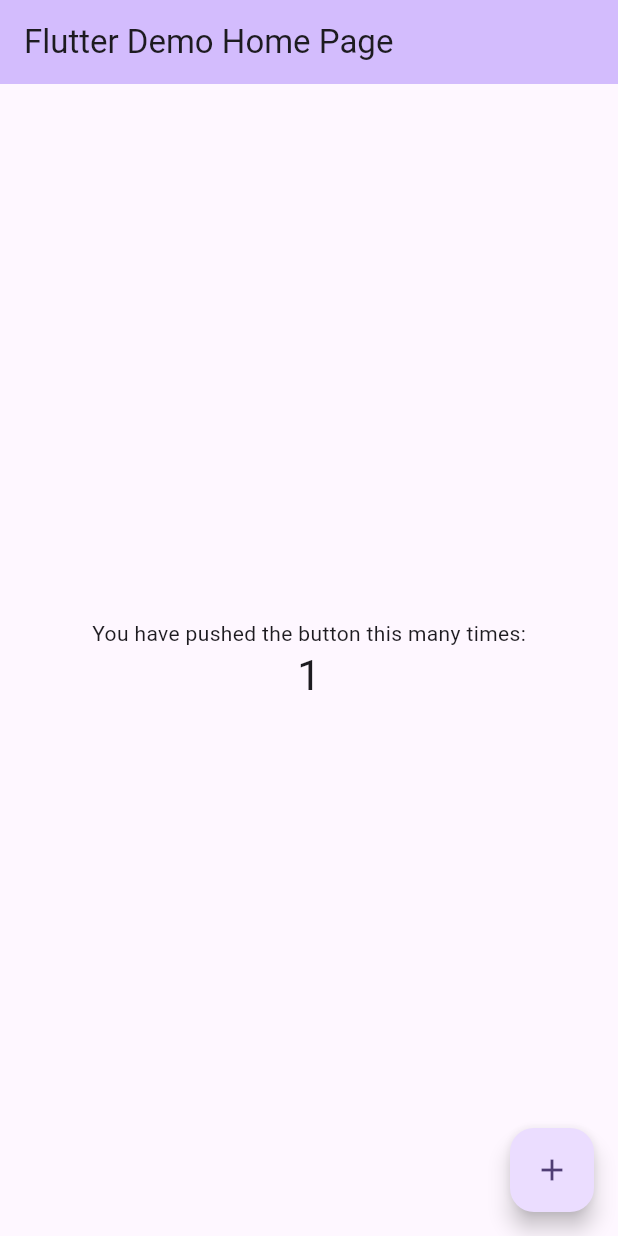
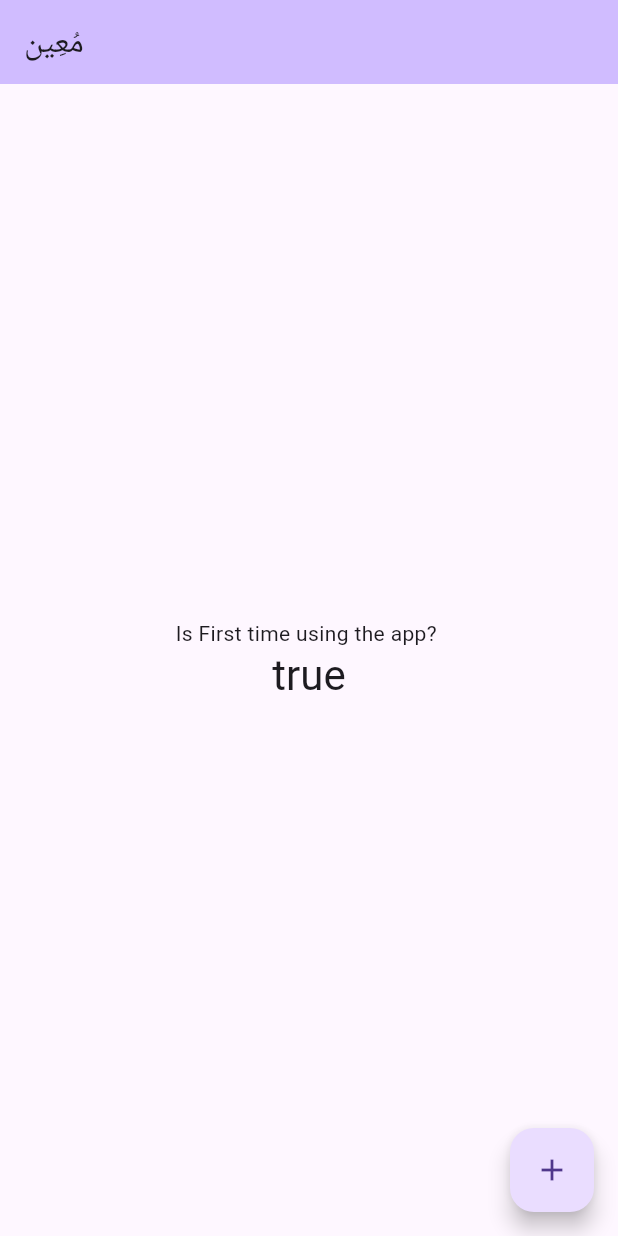
Before and after one commit to Hany-Hagar/moeen-app, a Flutter app: the screen it shows after launch, after a tap on the "add" icon, on a phone screen of 412 x 824 dp. Run offline on Flutter 3.47's test engine with Material 3 defaults, Android fonts, the phone set to English and light mode, and no system bars; our stand-ins replace flutter_bloc, flutter_native_splash, get_it, shared_preferences.

Commit message:
feat(settings): Setup Global Settings, and Splash Logic

```diff
--- a/lib/core/di/service_locator.dart
+++ b/lib/core/di/service_locator.dart
@@ -1,4 +1,5 @@
 import 'package:get_it/get_it.dart';
+import '../settings/cubits/settings_cubit.dart';
 import '../services/shared_preferences_services.dart';
 import 'package:shared_preferences/shared_preferences.dart';
 
@@ -10,4 +11,8 @@ Future<void> init() async {
   getIt.registerSingleton<SharedPreferencesService>(
     SharedPreferencesService(sharedPreferences),
   );
+
+  getIt.registerLazySingleton<SettingsCubit>(
+    () => SettingsCubit(sharedPreferences),
+  );
 }
--- /dev/null
+++ b/lib/core/settings/cubits/settings_cubit.dart
@@ -0,0 +1,148 @@
+import 'settings_states.dart';
+import 'package:flutter/material.dart';
+import '../models/user_settings_model.dart';
+import 'package:flutter_bloc/flutter_bloc.dart';
+import 'package:shared_preferences/shared_preferences.dart';
+
+class SettingsCubit extends Cubit<SettingsState> {
+  final SharedPreferences _data;
+  SettingsCubit(this._data) : super(SettingsInitial()) {
+    getUserSettings();
+  }
+  static SettingsCubit get(BuildContext context) =>
+      BlocProvider.of<SettingsCubit>(context);
+
+  /// Data
+  UserSettingsModel get currentSettings {
+    if (state is SettingsLoaded) {
+      return (state as SettingsLoaded).settings;
+    }
+    return UserSettingsModel.initial();
+  }
+
+  static const Map<String, ThemeMode> themes = {
+    'System': ThemeMode.system,
+    'Light': ThemeMode.light,
+    'Dark': ThemeMode.dark,
+  };
+  static const Map<String, String> languages = {
+    'English': 'en',
+    'Arabic': 'ar',
+  };
+
+  // Get User Settings
+
+  void getUserSettings() {
+    emit(SettingsLoading());
+    try {
+      final model = UserSettingsModel(
+        theme: themes[_data.getString('theme') ?? 'System'] ?? ThemeMode.system,
+        language: _data.getString('language') ?? 'en',
+        notificationsEnabled: _data.getBool('notifications') ?? true,
+        isFirstTime: _data.getBool('isFirstTime') ?? true,
+        isLoggedIn: _data.getBool('isLoggedIn') ?? false,
+      );
+      emit(SettingsLoaded(settings: model));
+    } catch (e) {
+      emit(
+        SettingsLoaded(
+          settings: UserSettingsModel.initial(),
+          errorMessage: e.toString(),
+        ),
+      );
+    }
+  }
+
+  Future<void> updateSettings({
+    String? themeKey,
+    ThemeMode? theme,
+    String? languageKey,
+    String? language,
+    bool? notificationsEnabled,
+    bool? isFirstTime,
+    bool? isLoggedIn,
+  }) async {
+    final oldSettings = currentSettings;
+
+    final updatedModel = _updateSettingsModel(
+      theme: theme,
+      language: language,
+      notificationsEnabled: notificationsEnabled,
+      isFirstTime: isFirstTime,
+      isLoggedIn: isLoggedIn,
+    );
+
+    emit(SettingsLoaded(settings: updatedModel));
+    try {
+      await _updateSettingsSharedPreferences(
+        themeKey: themeKey,
+        languageKey: languageKey,
+        notificationsEnabled: notificationsEnabled,
+        isFirstTime: isFirstTime,
+        isLoggedIn: isLoggedIn,
+      );
+    } catch (e) {
+      emit(SettingsLoaded(settings: oldSettings, errorMessage: e.toString()));
+    }
+  }
+
+  UserSettingsModel _updateSettingsModel({
+    ThemeMode? theme,
+    String? language,
+    bool? notificationsEnabled,
+    bool? isFirstTime,
+    bool? isLoggedIn,
+  }) {
+    return currentSettings.copyWith(
+      theme: theme,
+      language: language,
+      notificationsEnabled: notificationsEnabled,
+      isFirstTime: isFirstTime,
+      isLoggedIn: isLoggedIn,
+    );
+  }
+
+  Future<void> _updateSettingsSharedPreferences({
+    String? themeKey,
+    String? languageKey,
+    bool? notificationsEnabled,
+    bool? isFirstTime,
+    bool? isLoggedIn,
+  }) async {
+    if (themeKey != null) {
+      await _data.setString('theme', themeKey);
+    }
+    if (languageKey != null) {
+      await _data.setString('language', languageKey);
+    }
+    if (notificationsEnabled != null) {
+      await _data.setBool('notifications', notificationsEnabled);
+    }
+    if (isFirstTime != null) {
+      await _data.setBool('isFirstTime', isFirstTime);
+    }
+    if (isLoggedIn != null) {
+      await _data.setBool('isLoggedIn', isLoggedIn);
+    }
+  }
+
+  // Change Theme
+  Future<void> changeTheme(String key) async =>
+      await updateSettings(themeKey: key, theme: themes[key]);
+
+  // Change Language
+  Future<void> changeLanguage(String key) async =>
+      await updateSettings(languageKey: key, language: languages[key]);
+
+  // Change Notifications
+  Future<void> changeNotifications(bool isEnabled) async =>
+      await updateSettings(notificationsEnabled: isEnabled);
+
+  // Update First Time
+  Future<void> updateFirstTime(bool isFirstTime) async =>
+      await updateSettings(isFirstTime: isFirstTime);
+
+  // Update Login State
+  Future<void> updateLoginState(bool isLoggedIn) async =>
+      await updateSettings(isLoggedIn: isLoggedIn);
+}
--- /dev/null
+++ b/lib/core/settings/cubits/settings_states.dart
@@ -0,0 +1,13 @@
+import '../models/user_settings_model.dart';
+
+sealed class SettingsState {}
+
+final class SettingsInitial extends SettingsState {}
+
+final class SettingsLoading extends SettingsState {}
+
+final class SettingsLoaded extends SettingsState {
+  final String? errorMessage; // رسالة خطأ مؤقتة
+  final UserSettingsModel settings;
+  SettingsLoaded({required this.settings, this.errorMessage});
+}
--- a/lib/main.dart
+++ b/lib/main.dart
@@ -1,31 +1,58 @@
-import 'core/di/service_locator.dart' as di;
 import 'generated/l10n.dart';
 import 'package:flutter/material.dart';
+import 'core/di/service_locator.dart' as di;
+import 'package:flutter_bloc/flutter_bloc.dart';
+import 'core/settings/cubits/settings_cubit.dart';
+import 'core/settings/cubits/settings_states.dart';
+import 'package:flutter_native_splash/flutter_native_splash.dart';
 import 'package:flutter_localizations/flutter_localizations.dart';
 
 Future<void> main() async {
-  WidgetsFlutterBinding.ensureInitialized();
+  WidgetsBinding widgetsBinding = WidgetsFlutterBinding.ensureInitialized();
+  FlutterNativeSplash.preserve(widgetsBinding: widgetsBinding);
   await di.init();
-  runApp(const MyApp());
+  runApp(
+    BlocProvider(
+      create: (context) => di.getIt<SettingsCubit>(),
+      child: const MyApp(),
+    ),
+  );
 }
+
+bool _isSplashRemoved = false;
 
 class MyApp extends StatelessWidget {
   const MyApp({super.key});
 
-  // This widget is the root of your application.
   @override
   Widget build(BuildContext context) {
+    return BlocBuilder<SettingsCubit, SettingsState>(
+      buildWhen: (prev, curr) => curr is SettingsLoaded,
+      builder: (context, state) {
+        if (state is SettingsLoaded && !_isSplashRemoved) {
+          Future.microtask(() {
+            FlutterNativeSplash.remove();
+            _isSplashRemoved = true;
+          });
+        }
+
+        final settings = SettingsCubit.get(context).currentSettings;
+
         return MaterialApp(
-      title: 'Flutter Demo',
-      theme: ThemeData(colorScheme: .fromSeed(seedColor: Colors.deepPurple)),
-      localizationsDelegates: [
+          title: 'Moeen مُعِين',
+          debugShowCheckedModeBanner: false,
+          themeMode: settings.theme,
+          locale: Locale(settings.language),
+          localizationsDelegates: const [
             S.delegate,
             GlobalMaterialLocalizations.delegate,
             GlobalWidgetsLocalizations.delegate,
             GlobalCupertinoLocalizations.delegate,
           ],
           supportedLocales: S.delegate.supportedLocales,
-      home: const MyHomePage(title: 'Flutter Demo Home Page'),
+          home: const MyHomePage(title: 'مُعِين'),
+        );
+      },
     );
   }
 }
@@ -49,8 +76,6 @@ class MyHomePage extends StatefulWidget {
 }
 
 class _MyHomePageState extends State<MyHomePage> {
-  int _counter = 0;
-
   void _incrementCounter() {
     setState(() {
       // This call to setState tells the Flutter framework that something has
@@ -58,7 +83,6 @@ class _MyHomePageState extends State<MyHomePage> {
       // so that the display can reflect the updated values. If we changed
       // _counter without calling setState(), then the build method would not be
       // called again, and so nothing would appear to happen.
-      _counter++;
     });
   }
 
@@ -99,9 +123,9 @@ class _MyHomePageState extends State<MyHomePage> {
           // wireframe for each widget.
           mainAxisAlignment: .center,
           children: [
-            const Text('You have pushed the button this many times:'),
+            const Text('Is First time using the app? '),
             Text(
-              '$_counter',
+              '${SettingsCubit.get(context).currentSettings.isFirstTime}',
               style: Theme.of(context).textTheme.headlineMedium,
             ),
           ],
```
Also changed, not shown: pubspec.yaml (+6 -1 lines), pubspec.lock. Lines whose indentation alone changed are shown as unchanged.
